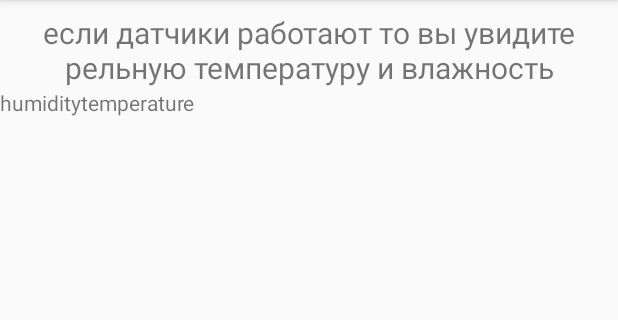
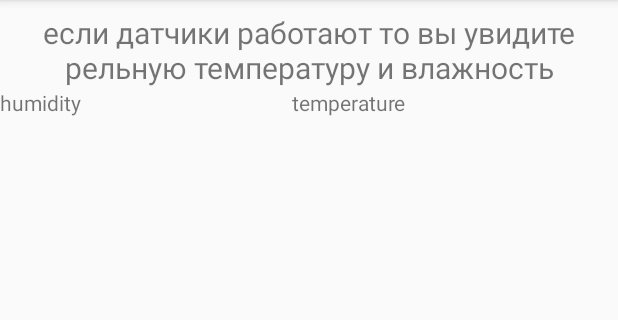
Before and after one commit to nitrosrus/NitrosRusWeatherApp, an Android app: the fragment ToolsFragment shown on its own in the app's theme, on a phone screen of 412 x 824 dp, the part 84-404 px from its top. Run offline under Robolectric (Android 15) with nearby library versions, the phone set to English and light mode, and no system bars; network calls fail.

Commit message:
тестовый датчик сделан

```diff
--- a/app/build.gradle
+++ b/app/build.gradle
@@ -16,6 +16,10 @@ android {
             minifyEnabled false
             proguardFiles getDefaultProguardFile('proguard-android-optimize.txt'), 'proguard-rules.pro'
         }
+    }
+    compileOptions {
+        sourceCompatibility = 1.8
+        targetCompatibility = 1.8
     }
 }
 
--- a/app/src/main/java/com/example/nitrosrusweatherapp/CitySaver.java
+++ b/app/src/main/java/com/example/nitrosrusweatherapp/CitySaver.java
@@ -20,4 +20,7 @@ public class CitySaver {
     void setCity(String city) {
         userPreferences.edit().putString(KEY, city).apply();
     }
+
+
+
 }
--- a/app/src/main/java/com/example/nitrosrusweatherapp/WeatherDownload.java
+++ b/app/src/main/java/com/example/nitrosrusweatherapp/WeatherDownload.java
@@ -91,7 +91,7 @@ public class WeatherDownload {
                     e.printStackTrace();
                 }
             }
-        }, 2000, 10000);
+        }, 2000, 60000); //1 minute
 
     }
 
--- a/app/src/main/java/com/example/nitrosrusweatherapp/ui/tools/ToolsFragment.java
+++ b/app/src/main/java/com/example/nitrosrusweatherapp/ui/tools/ToolsFragment.java
@@ -3,8 +3,12 @@ package com.example.nitrosrusweatherapp.ui.tools;
 import android.app.Activity;
 import android.content.Context;
 import android.hardware.Sensor;
+import android.hardware.SensorEvent;
+import android.hardware.SensorEventListener;
+import android.hardware.SensorEventListener2;
 import android.hardware.SensorManager;
 import android.os.Bundle;
+import android.util.Log;
 import android.view.LayoutInflater;
 import android.view.View;
 import android.view.ViewGroup;
@@ -26,16 +30,19 @@ public class ToolsFragment extends Fragment {
 
     private ToolsViewModel toolsViewModel;
 
-//    private SensorManager sensorManager;
-//    private List<Sensor> sensors;
-//    private ActivityWeather activityWeather;
-//    private Sensor sensorHumidity;
-//    private Sensor sensorTemperature;
+    private SensorManager sensorManager;
+    private List<Sensor> sensors;
+    private ActivityWeather activityWeather;
+    private Sensor sensorHumidity;
+    private Sensor sensorTemperature;
     private TextView humidity;
     private TextView temp;
+    private SensorEventListener listener;
 
     private Activity activity;
     private FragmentManager fragmentManager;
+
+
     public View onCreateView(@NonNull LayoutInflater inflater,
                              ViewGroup container, Bundle savedInstanceState) {
         toolsViewModel = ViewModelProviders.of(this).get(ToolsViewModel.class);
@@ -46,11 +53,46 @@ public class ToolsFragment extends Fragment {
             public void onChanged(@Nullable String s) {
                 textView.setText(s);
             }
+
         });
 
+        humidity = (TextView) root.findViewById(R.id.real_humidity);
 
         return root;
     }
 
 
+    @Override
+    public void onPause() {
+        super.onPause();
+        sensorManager.unregisterListener(listener);
+
+    }
+
+    @Override
+    public void onResume() {
+
+        super.onResume();
+        sensorManager = (SensorManager) getActivity().getSystemService(Context.SENSOR_SERVICE);
+        List<Sensor> sensors = sensorManager.getSensorList(Sensor.TYPE_ALL);
+        for (Sensor sensor : sensors) {
+            Log.i("SENSORS", sensor.getName());
+        }
+        sensorHumidity = sensorManager.getDefaultSensor(Sensor.TYPE_RELATIVE_HUMIDITY);
+        listener = new SensorEventListener() {
+            @Override
+            public void onSensorChanged(SensorEvent event) {
+                humidity.setText(event.values.toString());
+            }
+
+            @Override
+            public void onAccuracyChanged(Sensor sensor, int accuracy) {
+
+            }
+        };
+        sensorManager.registerListener(listener, sensorHumidity, 100);
+
+    }
+
+
 }
--- a/app/src/main/java/com/example/nitrosrusweatherapp/ui/tools/ToolsViewModel.java
+++ b/app/src/main/java/com/example/nitrosrusweatherapp/ui/tools/ToolsViewModel.java
@@ -4,12 +4,16 @@ import androidx.lifecycle.LiveData;
 import androidx.lifecycle.MutableLiveData;
 import androidx.lifecycle.ViewModel;
 
+import com.example.nitrosrusweatherapp.model.WeatherModel;
+
+import java.util.Timer;
+import java.util.TimerTask;
 
 
-public class ToolsViewModel extends ViewModel   {
+public class ToolsViewModel extends ViewModel {
 
     private MutableLiveData<String> mText;
-
+    private Timer timer;
 
     public ToolsViewModel() {
         mText = new MutableLiveData<>();
@@ -23,5 +27,4 @@ public class ToolsViewModel extends ViewModel   {
 
 
 
-
 }
--- a/app/src/main/res/layout/fragment_tools.xml
+++ b/app/src/main/res/layout/fragment_tools.xml
@@ -24,12 +24,14 @@
             android:id="@+id/real_humidity"
             android:text="humidity"
             android:layout_width="wrap_content"
-            android:layout_height="wrap_content" />
+            android:layout_height="wrap_content"
+            android:layout_weight="1"/>
 
         <TextView
             android:id="@+id/real_temperature"
             android:text="temperature"
             android:layout_width="wrap_content"
-            android:layout_height="wrap_content" />
+            android:layout_height="wrap_content"
+            android:layout_weight="1"/>
     </LinearLayout>
 </LinearLayout>
```
Also changed, not shown: app/src/main/java/com/example/nitrosrusweatherapp/FragmentWeatherActivity.java (+5 -2 lines).
